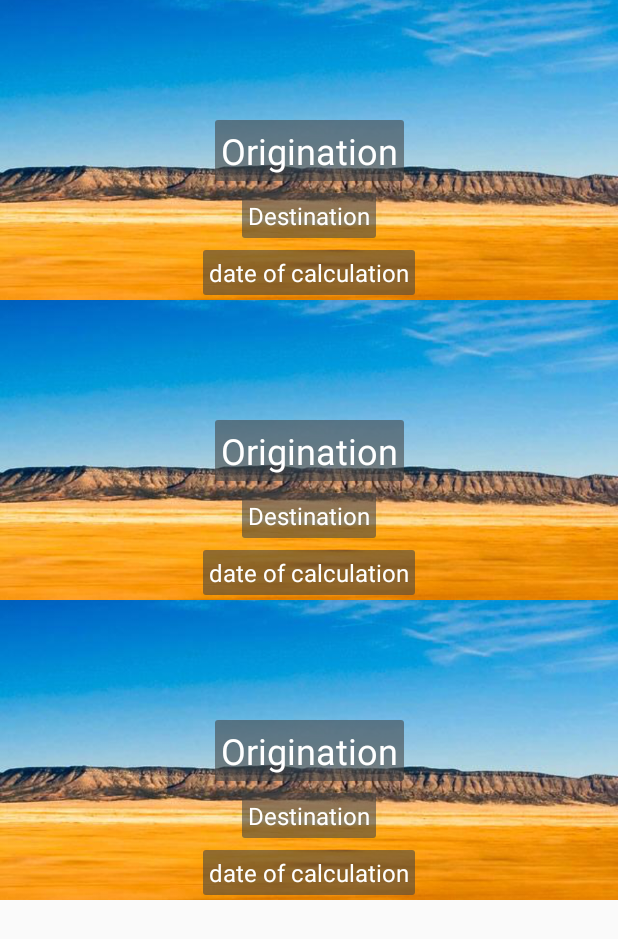
After one commit to kyle-flynn/Computer-Science, an Android app: the layout fragment_history_list.xml on its own in the app's theme, with its tools: preview values and no code run, on a phone screen of 412 x 824 dp. The commit adds this screen. Shown: the top 939 px of the screen. Run offline under Robolectric (Android 15) with nearby library versions, the phone set to English and light mode, and no system bars.

Commit message:
HW 10 finished

```diff
--- /dev/null
+++ b/CIS 357/HW #4/app/src/main/res/drawable/transparent_box.xml
@@ -0,0 +1,7 @@
+<?xml version="1.0" encoding="utf-8"?>
+<shape xmlns:android="http://schemas.android.com/apk/res/android"
+    android:shape="rectangle">
+    <corners android:radius="2dp"/>
+    <solid android:color="#92414141"/>
+    <padding android:bottom="4dp" android:left="4dp" android:right="4dp" android:top="4dp"/>
+</shape>
--- /dev/null
+++ b/CIS 357/HW #4/app/src/main/res/layout/fragment_history.xml
@@ -0,0 +1,67 @@
+<?xml version="1.0" encoding="utf-8"?>
+<android.support.constraint.ConstraintLayout xmlns:android="http://schemas.android.com/apk/res/android"
+    xmlns:app="http://schemas.android.com/apk/res-auto"
+    xmlns:tools="http://schemas.android.com/tools"
+    android:layout_width="wrap_content"
+    android:layout_height="wrap_content">
+
+    <ImageView
+        android:id="@+id/imageView"
+        android:layout_height="200dp"
+        android:layout_width="wrap_content"
+        android:scaleType="centerCrop"
+        app:srcCompat="@drawable/placeholder"
+        tools:layout_editor_absoluteY="0dp"
+        android:layout_marginLeft="0dp"
+        app:layout_constraintLeft_toLeftOf="parent"
+        android:layout_marginRight="0dp"
+        app:layout_constraintRight_toRightOf="parent" />
+
+    <TextView
+        android:id="@+id/p1"
+        android:layout_width="wrap_content"
+        android:layout_height="wrap_content"
+        android:layout_marginBottom="8dp"
+        android:layout_marginLeft="8dp"
+        android:layout_marginRight="8dp"
+        android:layout_marginTop="8dp"
+        android:background="@drawable/transparent_box"
+        android:text="Origination"
+        android:textAppearance="@style/TextAppearance.AppCompat.Headline"
+        android:textColor="@android:color/white"
+        app:layout_constraintBottom_toBottomOf="@+id/imageView"
+        app:layout_constraintLeft_toLeftOf="@+id/imageView"
+        app:layout_constraintRight_toRightOf="@+id/imageView"
+        app:layout_constraintTop_toTopOf="@+id/imageView" />
+
+    <TextView
+        android:id="@+id/p2"
+        android:layout_width="wrap_content"
+        android:layout_height="wrap_content"
+        android:layout_marginLeft="8dp"
+        android:layout_marginRight="8dp"
+        android:layout_marginTop="8dp"
+        android:background="@drawable/transparent_box"
+        android:text="Destination"
+        android:textAppearance="?attr/textAppearanceListItem"
+        android:textColor="@android:color/white"
+        app:layout_constraintLeft_toLeftOf="@+id/imageView"
+        app:layout_constraintRight_toRightOf="@+id/imageView"
+        app:layout_constraintTop_toBottomOf="@+id/p1" />
+
+    <TextView
+        android:id="@+id/timestamp"
+        android:layout_width="wrap_content"
+        android:layout_height="wrap_content"
+        android:layout_marginLeft="8dp"
+        android:layout_marginRight="8dp"
+        android:layout_marginTop="8dp"
+        android:background="@drawable/transparent_box"
+        android:text="date of calculation"
+        android:textAppearance="?attr/textAppearanceListItem"
+        android:textColor="@android:color/white"
+        app:layout_constraintLeft_toLeftOf="@+id/imageView"
+        app:layout_constraintRight_toRightOf="@+id/imageView"
+        app:layout_constraintTop_toBottomOf="@+id/p2" />
+
+</android.support.constraint.ConstraintLayout>
--- /dev/null
+++ b/CIS 357/HW #4/app/src/main/res/layout/fragment_history_list.xml
@@ -0,0 +1,11 @@
+<?xml version="1.0" encoding="utf-8"?>
+<android.support.v7.widget.RecyclerView xmlns:android="http://schemas.android.com/apk/res/android"
+    xmlns:app="http://schemas.android.com/apk/res-auto"
+    xmlns:tools="http://schemas.android.com/tools"
+    android:id="@+id/list"
+    android:name="edu.gvsu.cis357.geocalculatorapp.ItemFragment"
+    android:layout_width="match_parent"
+    android:layout_height="match_parent"
+    app:layoutManager="LinearLayoutManager"
+    tools:context="edu.gvsu.cis357.geocalculatorapp.HistoryFragment"
+    tools:listitem="@layout/fragment_history" />
--- a/CIS 357/HW #4/app/src/main/res/menu/menu_main.xml
+++ b/CIS 357/HW #4/app/src/main/res/menu/menu_main.xml
@@ -7,4 +7,9 @@
         android:orderInCategory="100"
         android:title="@string/action_settings"
         app:showAsAction="never" />
+
+    <item android:title="History"
+        android:id="@+id/action_history"
+        app:showAsAction="never" />
+
 </menu>
--- a/CIS 357/HW #4/app/src/main/res/values/dimens.xml
+++ b/CIS 357/HW #4/app/src/main/res/values/dimens.xml
@@ -1,3 +1,4 @@
 <resources>
     <dimen name="fab_margin">16dp</dimen>
+    <dimen name="text_margin">16dp</dimen>
 </resources>
--- a/CIS 357/HW #4/app/src/main/res/values/strings.xml
+++ b/CIS 357/HW #4/app/src/main/res/values/strings.xml
@@ -1,4 +1,5 @@
 <resources>
     <string name="app_name">GeoCalculatorApp</string>
     <string name="action_settings">Settings</string>
+    <string name="title_activity_history">HistoryActivity</string>
 </resources>
```
Also changed, not shown: CIS 357/HW #4/app/build.gradle (+7 -3 lines), CIS 357/HW #4/app/src/main/AndroidManifest.xml (+6 -1 lines), CIS 357/HW #4/app/src/main/java/edu/gvsu/cis357/geocalculatorapp/GeoCalculatorApp.java (added, +17 -0 lines), CIS 357/HW #4/app/src/main/java/edu/gvsu/cis357/geocalculatorapp/HistoryActivity.java (added, +41 -0 lines), CIS 357/HW #4/app/src/main/java/edu/gvsu/cis357/geocalculatorapp/HistoryAdaptor.java (added, +154 -0 lines), CIS 357/HW #4/app/src/main/java/edu/gvsu/cis357/geocalculatorapp/HistoryFragment.java (added, +113 -0 lines), CIS 357/HW #4/app/src/main/java/edu/gvsu/cis357/geocalculatorapp/MainActivity.java (+31 -11 lines), CIS 357/HW #4/app/src/main/java/edu/gvsu/cis357/geocalculatorapp/dummy/HistoryContent.java (added, +53 -0 lines), CIS 357/HW #4/app/src/main/res/layout/activity_history.xml (added, +33 -0 lines), CIS 357/HW #4/app/src/main/res/layout/content_history.xml (added, +18 -0 lines), CIS 357/HW #4/app/src/main/res/layout/list_section_header.xml (added, +14 -0 lines), CIS 357/HW #4/build.gradle (+8 -0 lines), CIS 357/HW #4/app/src/main/res/drawable/placeholder.png (added).
